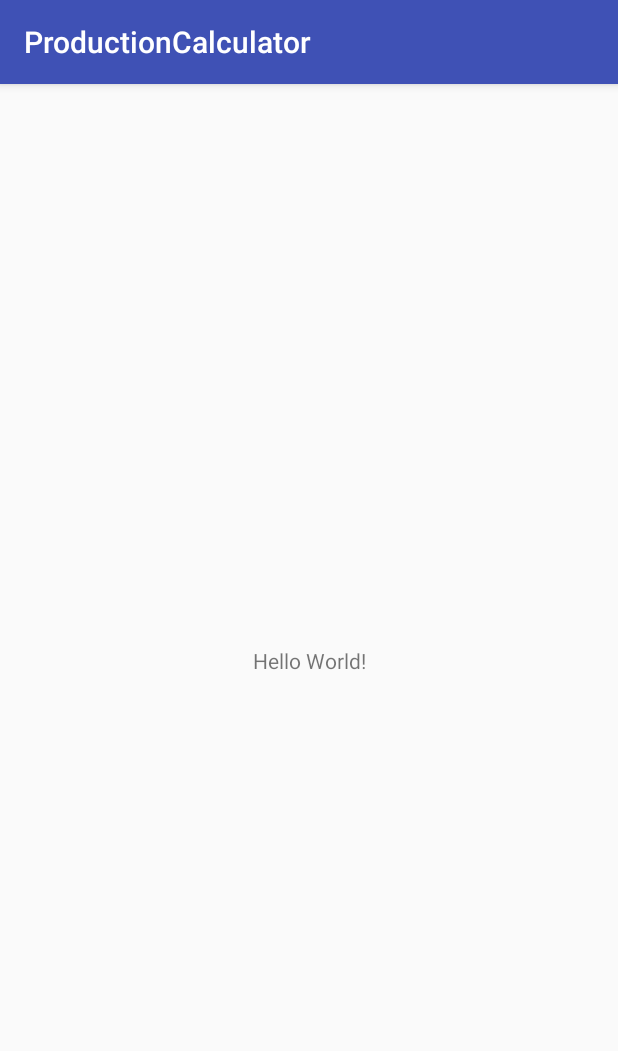
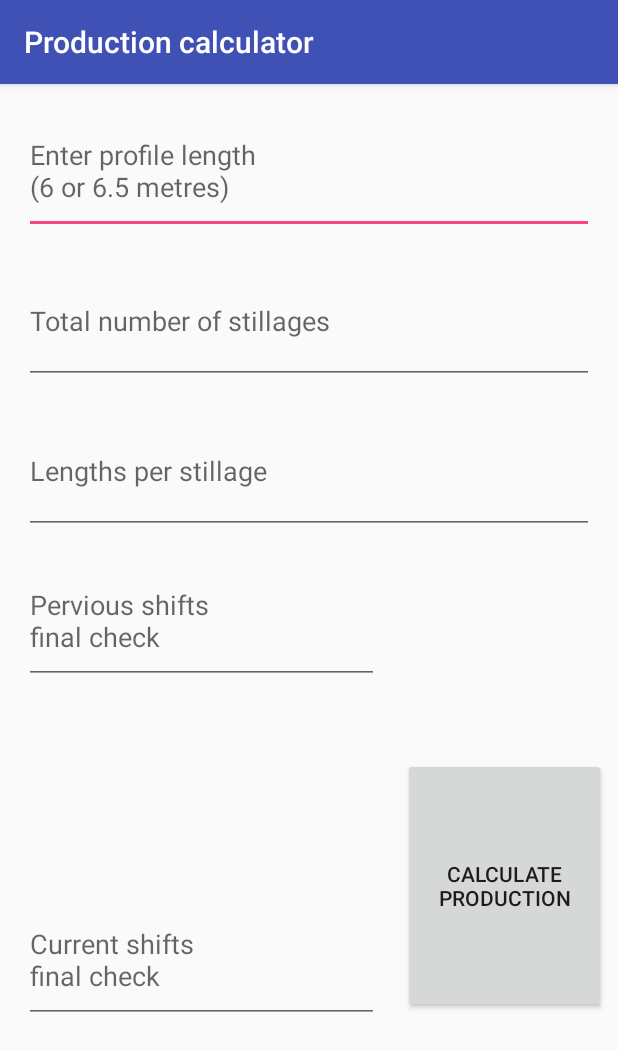
Before and after one commit to chrislyle21/production-calculator, an Android app: the screen it shows after launch (MainActivity), on a phone screen of 412 x 824 dp. Shown: the top 1051 px of the screen. Run offline under Robolectric (Android 15) with nearby library versions, the phone set to English and light mode, and no system bars.

Commit message:
update-1

```diff
--- a/app/build.gradle
+++ b/app/build.gradle
@@ -3,7 +3,7 @@ apply plugin: 'com.android.application'
 android {
     compileSdkVersion 26
     defaultConfig {
-        applicationId "work.productioncalculator"
+        applicationId "learning.mytestapp"
         minSdkVersion 15
         targetSdkVersion 26
         versionCode 1
--- a/app/src/main/AndroidManifest.xml
+++ b/app/src/main/AndroidManifest.xml
@@ -1,6 +1,7 @@
 <?xml version="1.0" encoding="utf-8"?>
 <manifest xmlns:android="http://schemas.android.com/apk/res/android"
-    package="work.productioncalculator">
+    xmlns:tools="http://schemas.android.com/tools"
+    package="learning.mytestapp">
 
     <application
         android:allowBackup="true"
@@ -16,6 +17,9 @@
                 <category android:name="android.intent.category.LAUNCHER" />
             </intent-filter>
         </activity>
+        <activity android:name=".DisplayMessageActivity"
+            android:parentActivityName=".MainActivity">
+        </activity>
     </application>
 
 </manifest>
--- /dev/null
+++ b/app/src/main/java/learning/mytestapp/ProdCal.java
@@ -0,0 +1,116 @@
+package learning.mytestapp;
+/**
+ * Created by chris on 09/02/2018.
+ */
+
+public class ProdCal {
+    /* Instance variables */
+    private double profileLength;
+    private double production;
+    private double prevCount;
+    private double lastCount;
+    private double numberOfStillages;
+
+    /**
+     * Constructor for objects of class ProdCal.
+     */
+    public ProdCal()
+    {
+        this.profileLength = 0;
+        this.production = 0;
+        this.prevCount = 0;
+        this.lastCount = 0;
+        this.numberOfStillages = 0;
+    }
+    public void setNumberOfStillages(double aStillage)
+    {
+
+        this.numberOfStillages = aStillage;
+    }
+
+    public double getNumberOfStillages()
+    {
+
+        return this.numberOfStillages;
+    }
+
+    /**
+     * Returns the profile length of the receiver.
+     */
+    public double getProfileLength()
+    {
+
+        return this.profileLength;
+    }
+
+    /**
+     * Returns the number of lengths from full stillages of the receiver.
+     */
+    public double getProduction()
+    {
+
+        return this.production;
+    }
+
+    /**
+     * Returns the previous count (last count of previous shift), of the receiver.
+     */
+    public double getPrevCount()
+    {
+
+        return this.prevCount;
+    }
+
+    /**
+     * Returns the last count of the receiver.
+     */
+    public double getLastCount()
+    {
+
+        return this.lastCount;
+    }
+
+    /**
+     * Sets the profile length of the receiver.
+     */
+    public void setProfileLength(double n)
+    {
+
+        this.profileLength = n;
+    }
+
+    /**
+     * Sets the number of lengths from full stillages of the receiver.
+     */
+    public void setProduction(double n)
+    {
+
+        this.production = n;
+    }
+
+    /**
+     * Sets the previous count (last count of previous shift), of the receiver.
+     */
+    public void setPrevCount(double n)
+    {
+
+        this.prevCount = n;
+    }
+
+    /**
+     * Sets the last count of the receiver.
+     */
+    public void setLastCount(double n)
+    {
+
+        this.lastCount = n;
+    }
+
+    /**
+     * Returns the calculated value of the receiver.
+     */
+    public double calculate()
+    {
+        return ((this.getProduction() * this.getNumberOfStillages() + this.getLastCount() - this.getPrevCount()) * this.getProfileLength());
+    }
+}
--- a/app/src/main/res/layout/activity_main.xml
+++ b/app/src/main/res/layout/activity_main.xml
@@ -4,15 +4,108 @@
     xmlns:tools="http://schemas.android.com/tools"
     android:layout_width="match_parent"
     android:layout_height="match_parent"
-    tools:context="work.productioncalculator.MainActivity">
+    android:fadeScrollbars="false"
+    android:focusedByDefault="false"
+    android:isScrollContainer="false"
+    android:scrollbars="vertical"
+    tools:context="com.work.productioncalculator.MainActivity">
 
-    <TextView
-        android:layout_width="wrap_content"
-        android:layout_height="wrap_content"
-        android:text="Hello World!"
+    <EditText
+        android:id="@+id/editText3"
+        android:layout_width="0dp"
+        android:layout_height="84dp"
+        android:layout_marginEnd="16dp"
+        android:layout_marginStart="16dp"
+        android:layout_marginTop="16dp"
+        android:ems="10"
+        android:hint="@string/previous_shift_count"
+        android:inputType="number"
+        app:layout_constraintEnd_toStartOf="@+id/button"
+        app:layout_constraintLeft_toLeftOf="parent"
+        app:layout_constraintStart_toStartOf="parent"
+        app:layout_constraintTop_toBottomOf="@+id/editText5" />
+
+    <EditText
+        android:id="@+id/editText4"
+        android:layout_width="0dp"
+        android:layout_height="84dp"
+        android:layout_marginBottom="16dp"
+        android:layout_marginEnd="16dp"
+        android:layout_marginStart="16dp"
+        android:layout_marginTop="16dp"
+        android:ems="10"
+        android:hint="@string/final_check"
+        android:inputType="number"
         app:layout_constraintBottom_toBottomOf="parent"
+        app:layout_constraintEnd_toStartOf="@+id/button"
+        app:layout_constraintLeft_toLeftOf="parent"
+        app:layout_constraintStart_toStartOf="parent"
+        app:layout_constraintTop_toBottomOf="@+id/editText3" />
+
+    <EditText
+        android:id="@+id/editText2"
+        android:layout_width="0dp"
+        android:layout_height="84dp"
+        android:layout_marginEnd="16dp"
+        android:layout_marginStart="16dp"
+        android:layout_marginTop="16dp"
+        android:ems="10"
+        android:hint="@string/full_stillages"
+        android:inputType="number"
+        app:layout_constraintEnd_toEndOf="parent"
+        app:layout_constraintHorizontal_bias="0.0"
         app:layout_constraintLeft_toLeftOf="parent"
         app:layout_constraintRight_toRightOf="parent"
+        app:layout_constraintStart_toStartOf="parent"
+        app:layout_constraintTop_toBottomOf="@+id/editText" />
+
+    <EditText
+        android:id="@+id/editText"
+        style="@style/Widget.AppCompat.EditText"
+        android:layout_width="0dp"
+        android:layout_height="84dp"
+        android:layout_marginEnd="16dp"
+        android:layout_marginStart="16dp"
+        android:layout_marginTop="16dp"
+        android:ems="10"
+        android:focusedByDefault="true"
+        android:hint="@string/check_profile_length"
+        android:inputType="number|numberDecimal"
+        app:layout_constraintEnd_toEndOf="parent"
+        app:layout_constraintHorizontal_bias="0.0"
+        app:layout_constraintLeft_toLeftOf="parent"
+        app:layout_constraintRight_toRightOf="parent"
+        app:layout_constraintStart_toStartOf="parent"
         app:layout_constraintTop_toTopOf="parent" />
 
+    <EditText
+        android:id="@+id/editText5"
+        android:layout_width="0dp"
+        android:layout_height="84dp"
+        android:layout_marginEnd="16dp"
+        android:layout_marginStart="16dp"
+        android:layout_marginTop="16dp"
+        android:ems="10"
+        android:hint="@string/lengthPerStillage"
+        android:inputType="number|numberDecimal"
+        app:layout_constraintEnd_toEndOf="parent"
+        app:layout_constraintHorizontal_bias="0.0"
+        app:layout_constraintLeft_toLeftOf="parent"
+        app:layout_constraintRight_toRightOf="parent"
+        app:layout_constraintStart_toStartOf="parent"
+        app:layout_constraintTop_toBottomOf="@+id/editText2" />
+
+    <Button
+        android:id="@+id/button"
+        android:layout_width="135dp"
+        android:layout_height="170dp"
+        android:layout_marginBottom="8dp"
+        android:layout_marginEnd="8dp"
+        android:layout_marginTop="8dp"
+        android:onClick="printResults"
+        android:text="@string/execute_button"
+        app:layout_constraintBottom_toBottomOf="parent"
+        app:layout_constraintEnd_toEndOf="parent"
+        app:layout_constraintTop_toBottomOf="@+id/editText5" />
+
 </android.support.constraint.ConstraintLayout>
--- a/app/src/main/res/values/strings.xml
+++ b/app/src/main/res/values/strings.xml
@@ -1,3 +1,11 @@
 <resources>
-    <string name="app_name">ProductionCalculator</string>
+    <string name="app_name">Production calculator</string>
+    <string name="check_profile_length">Enter profile length\n(6 or 6.5 metres)</string>
+    <string name="full_stillages">Total number of stillages</string>
+    <string name="six_metre_button">6 metres</string>
+    <string name="six_and_a_half_metre_button">6.5 metres</string>
+    <string name="previous_shift_count">Pervious shifts\nfinal check</string>
+    <string name="final_check">Current shifts\nfinal check</string>
+    <string name="execute_button">Calculate\nproduction</string>
+    <string name="lengthPerStillage">Lengths per stillage</string>
 </resources>
```
Also changed, not shown: app/src/main/java/learning/mytestapp/DisplayMessageActivity.java (added, +23 -0 lines), app/src/main/java/learning/mytestapp/MainActivity.java (added, +126 -0 lines), app/src/main/res/layout/activity_display_message.xml (added, +22 -0 lines), gradle/wrapper/gradle-wrapper.properties, 2 other files.
